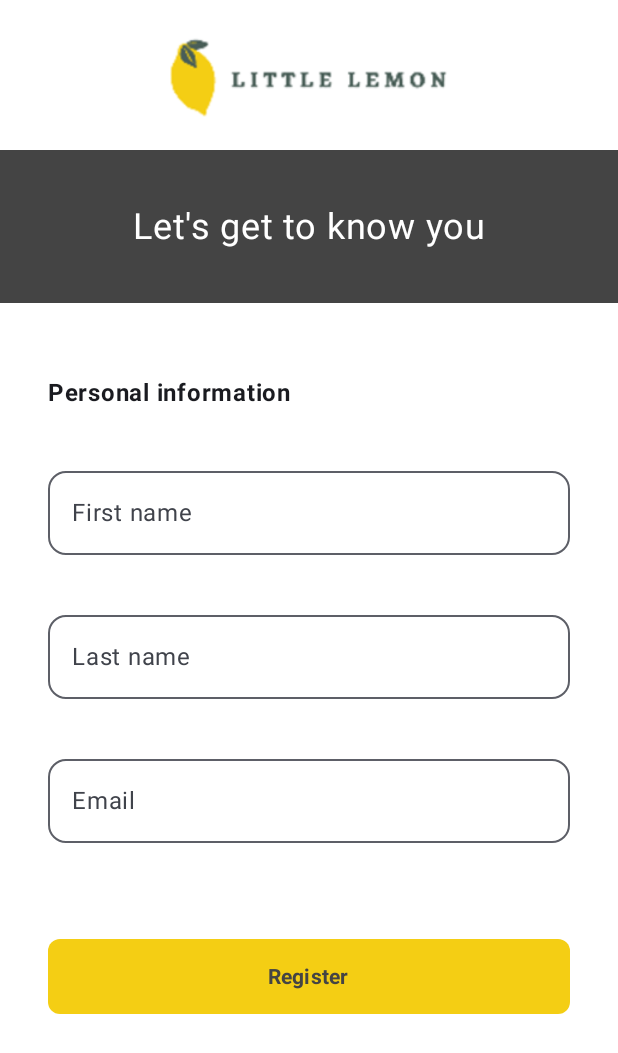
After one commit to jrgavilanes/little-lemon-capstone, an Android app built with Jetpack Compose: the composable OnBoardingScreen shown on its own in the app's theme, on a phone screen of 412 x 824 dp. The commit adds this screen. Shown: the top 1053 px of the screen. Run offline under Robolectric (Android 15) with nearby library versions, the phone set to English and light mode, and no system bars.

Commit message:
create HomeScreen and ProfileScreen. Extract OnBoardingScreen into his file

```diff
--- /dev/null
+++ b/app/src/main/java/com/example/little_lemon_capstone/screens/OnBoardingScreen.kt
@@ -0,0 +1,138 @@
+package com.example.little_lemon_capstone.screens
+
+import androidx.compose.foundation.Image
+import androidx.compose.foundation.background
+import androidx.compose.foundation.layout.Arrangement
+import androidx.compose.foundation.layout.Box
+import androidx.compose.foundation.layout.Column
+import androidx.compose.foundation.layout.Spacer
+import androidx.compose.foundation.layout.fillMaxSize
+import androidx.compose.foundation.layout.fillMaxWidth
+import androidx.compose.foundation.layout.height
+import androidx.compose.foundation.layout.padding
+import androidx.compose.foundation.layout.size
+import androidx.compose.foundation.shape.CornerSize
+import androidx.compose.foundation.shape.RoundedCornerShape
+import androidx.compose.foundation.text.KeyboardOptions
+import androidx.compose.material3.Button
+import androidx.compose.material3.ButtonDefaults
+import androidx.compose.material3.OutlinedTextField
+import androidx.compose.material3.Text
+import androidx.compose.runtime.Composable
+import androidx.compose.runtime.getValue
+import androidx.compose.runtime.mutableStateOf
+import androidx.compose.runtime.remember
+import androidx.compose.runtime.setValue
+import androidx.compose.ui.Alignment
+import androidx.compose.ui.Modifier
+import androidx.compose.ui.graphics.Color
+import androidx.compose.ui.res.colorResource
+import androidx.compose.ui.res.painterResource
+import androidx.compose.ui.text.font.FontWeight
+import androidx.compose.ui.text.input.KeyboardType
+import androidx.compose.ui.unit.dp
+import androidx.compose.ui.unit.sp
+import com.example.little_lemon_capstone.R
+
+@Composable
+fun OnBoardingScreen(modifier: Modifier) {
+    var firstName by remember { mutableStateOf("") }
+    var lastName by remember { mutableStateOf("") }
+    var email by remember { mutableStateOf("") }
+
+    Column(
+        modifier = modifier
+            .fillMaxSize()
+            .padding(0.dp)
+            .background(Color.White),
+        horizontalAlignment = Alignment.CenterHorizontally,
+        verticalArrangement = Arrangement.Top
+    ) {
+
+        Image(
+            painter = painterResource(id = R.drawable.logo),
+            contentDescription = "Logo",
+            modifier = Modifier
+                .size(height = 100.dp, width = 200.dp)
+                .align(Alignment.CenterHorizontally)
+        )
+
+        Box(
+            modifier = Modifier
+                .fillMaxWidth()
+                .background(Color.DarkGray)
+                .height(102.dp)
+        ) {
+            Text(
+                modifier = Modifier.align(Alignment.Center),
+                text = "Let's get to know you",
+                fontSize = 24.sp,
+                color = Color.White,
+            )
+        }
+
+        Column(
+            modifier = Modifier
+                .fillMaxWidth()
+                .padding(32.dp)
+                .background(Color.White)
+        ) {
+
+            Spacer(modifier = Modifier.height(16.dp))
+
+            Text(text = "Personal information", fontWeight = FontWeight.Bold)
+
+            Spacer(modifier = Modifier.height(32.dp))
+
+            OutlinedTextField(
+                value = firstName,
+                onValueChange = { firstName = it },
+                label = { Text("First name") },
+                modifier = Modifier.fillMaxWidth(),
+                singleLine = true,
+                shape = RoundedCornerShape(12.dp),
+            )
+
+            Spacer(modifier = Modifier.height(32.dp))
+
+            OutlinedTextField(
+                value = lastName,
+                onValueChange = { lastName = it },
+                label = { Text("Last name") },
+                modifier = Modifier.fillMaxWidth(),
+                singleLine = true,
+                shape = RoundedCornerShape(12.dp),
+            )
+
+            Spacer(modifier = Modifier.height(32.dp))
+
+            // Email TextField
+            OutlinedTextField(
+                value = email,
+                onValueChange = { email = it },
+                label = { Text("Email") },
+                modifier = Modifier.fillMaxWidth(),
+                keyboardOptions = KeyboardOptions(keyboardType = KeyboardType.Email),
+                singleLine = true,
+                shape = RoundedCornerShape(12.dp),
+            )
+
+
+            Spacer(modifier = Modifier.height(64.dp))
+
+            // Register Button
+            Button(modifier = Modifier
+                .fillMaxWidth()
+                .height(50.dp),
+                colors = ButtonDefaults.buttonColors(containerColor = colorResource(id = R.color.my_yellow)), // Color amarillo de fondo
+                shape = RoundedCornerShape(corner = CornerSize(8.dp)),
+                onClick = {
+                    // Acción cuando el botón es presionado, por ejemplo, validar o navegar a otra pantalla
+                }) {
+                Text(text = "Register", color = Color.DarkGray, fontWeight = FontWeight.Bold)
+            }
+
+        }
+
+    }
+}
```
Also changed, not shown: app/src/main/java/com/example/little_lemon_capstone/MainActivity.kt (+5 -130 lines), app/src/main/java/com/example/little_lemon_capstone/screens/HomeScreen.kt (added, +21 -0 lines), app/src/main/java/com/example/little_lemon_capstone/screens/ProfileScreen.kt (added, +21 -0 lines).
